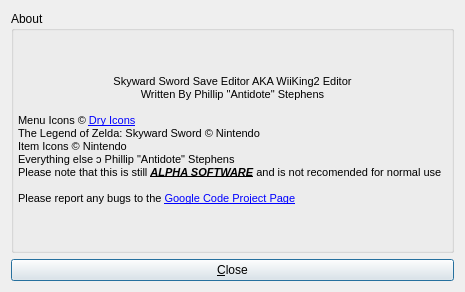
Old version of the form save editor/SS_SaveEditor/forms/aboutdialog.ui in the repository Antidote/skyward-sword-save-editor.
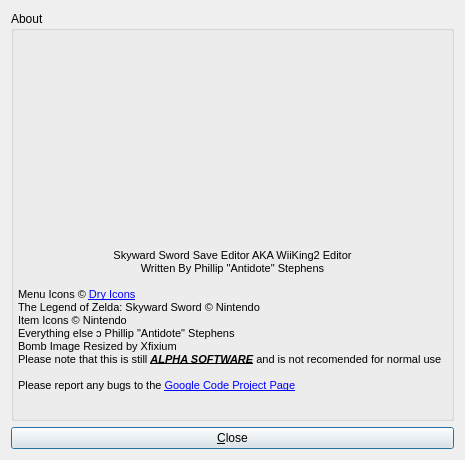
New version of the form. Icons and pictures are not drawn.

Commit message: * Refactored Get/SetTrainingSword into Get/SetSword and added the rest of the swords * Started work on GetWeapon which will replace the current ones * Redid some GUI related things and fixed the bug net (was really the Big Bugnet, how I missed this is a mystery)

Diff of the .ui file:
```diff
--- a/save editor/SS_SaveEditor/forms/aboutdialog.ui
+++ b/save editor/SS_SaveEditor/forms/aboutdialog.ui
@@ -7,7 +7,7 @@
     <x>0</x>
     <y>0</y>
     <width>465</width>
-    <height>292</height>
+    <height>460</height>
    </rect>
   </property>
   <property name="windowTitle">
@@ -26,23 +26,34 @@
       <property name="margin">
        <number>4</number>
       </property>
+      <item>
+       <widget class="QLabel" name="label_2">
+        <property name="pixmap">
+         <pixmap resource="../resources/resources.qrc">:/icons/Bomb256x256</pixmap>
+        </property>
+        <property name="alignment">
+         <set>Qt::AlignCenter</set>
+        </property>
+       </widget>
+      </item>
       <item>
        <widget class="QLabel" name="label">
         <property name="text">
          <string>&lt;!DOCTYPE HTML PUBLIC &quot;-//W3C//DTD HTML 4.0//EN&quot; &quot;http://www.w3.org/TR/REC-html40/strict.dtd&quot;&gt;
 &lt;html&gt;&lt;head&gt;&lt;meta name=&quot;qrichtext&quot; content=&quot;1&quot; /&gt;&lt;style type=&quot;text/css&quot;&gt;
 p, li { white-space: pre-wrap; }
-&lt;/style&gt;&lt;/head&gt;&lt;body style=&quot; font-family:'Ubuntu'; font-size:11pt; font-weight:400; font-style:normal;&quot;&gt;
-&lt;p align=&quot;center&quot; style=&quot; margin-top:0px; margin-bottom:0px; margin-left:0px; margin-right:0px; -qt-block-indent:0; text-indent:0px;&quot;&gt;&lt;span style=&quot; font-family:'MS Shell Dlg 2'; font-size:8pt;&quot;&gt;Skyward Sword Save Editor AKA WiiKing2 Editor&lt;/span&gt;&lt;/p&gt;
-&lt;p align=&quot;center&quot; style=&quot; margin-top:0px; margin-bottom:0px; margin-left:0px; margin-right:0px; -qt-block-indent:0; text-indent:0px;&quot;&gt;&lt;span style=&quot; font-family:'MS Shell Dlg 2'; font-size:8pt;&quot;&gt;Written By Phillip &amp;quot;Antidote&amp;quot; Stephens&lt;/span&gt;&lt;/p&gt;
-&lt;p style=&quot;-qt-paragraph-type:empty; margin-top:0px; margin-bottom:0px; margin-left:0px; margin-right:0px; -qt-block-indent:0; text-indent:0px; font-family:'MS Shell Dlg 2'; font-size:8pt;&quot;&gt;&lt;/p&gt;
-&lt;p style=&quot; margin-top:0px; margin-bottom:0px; margin-left:0px; margin-right:0px; -qt-block-indent:0; text-indent:0px;&quot;&gt;&lt;span style=&quot; font-family:'MS Shell Dlg 2'; font-size:8pt;&quot;&gt;Menu Icons © &lt;/span&gt;&lt;a href=&quot;http://dryicons.com/free-icons/preview/symbolize-icons-set/&quot;&gt;&lt;span style=&quot; font-family:'MS Shell Dlg 2'; font-size:8pt; text-decoration: underline; color:#0000ff;&quot;&gt;Dry Icons&lt;/span&gt;&lt;/a&gt;&lt;/p&gt;
-&lt;p style=&quot; margin-top:0px; margin-bottom:0px; margin-left:0px; margin-right:0px; -qt-block-indent:0; text-indent:0px;&quot;&gt;&lt;span style=&quot; font-family:'MS Shell Dlg 2'; font-size:8pt;&quot;&gt;The Legend of Zelda: Skyward Sword © Nintendo&lt;/span&gt;&lt;/p&gt;
-&lt;p style=&quot; margin-top:0px; margin-bottom:0px; margin-left:0px; margin-right:0px; -qt-block-indent:0; text-indent:0px;&quot;&gt;&lt;span style=&quot; font-family:'MS Shell Dlg 2'; font-size:8pt;&quot;&gt;Item Icons © Nintendo&lt;/span&gt;&lt;/p&gt;
-&lt;p style=&quot; margin-top:0px; margin-bottom:0px; margin-left:0px; margin-right:0px; -qt-block-indent:0; text-indent:0px;&quot;&gt;&lt;span style=&quot; font-family:'MS Shell Dlg 2'; font-size:8pt;&quot;&gt;Everything else ↄ Phillip &amp;quot;Antidote&amp;quot; Stephens&lt;/span&gt;&lt;/p&gt;
-&lt;p style=&quot; margin-top:0px; margin-bottom:0px; margin-left:0px; margin-right:0px; -qt-block-indent:0; text-indent:0px;&quot;&gt;&lt;span style=&quot; font-family:'MS Shell Dlg 2'; font-size:8pt;&quot;&gt;Please note that this is still &lt;/span&gt;&lt;span style=&quot; font-family:'MS Shell Dlg 2'; font-size:8pt; font-weight:600; font-style:italic; text-decoration: underline;&quot;&gt;ALPHA SOFTWARE&lt;/span&gt;&lt;span style=&quot; font-family:'MS Shell Dlg 2'; font-size:8pt;&quot;&gt; and is not recomended for normal use&lt;/span&gt;&lt;/p&gt;
-&lt;p style=&quot;-qt-paragraph-type:empty; margin-top:0px; margin-bottom:0px; margin-left:0px; margin-right:0px; -qt-block-indent:0; text-indent:0px; font-family:'MS Shell Dlg 2'; font-size:8pt;&quot;&gt;&lt;/p&gt;
-&lt;p style=&quot; margin-top:0px; margin-bottom:0px; margin-left:0px; margin-right:0px; -qt-block-indent:0; text-indent:0px;&quot;&gt;&lt;span style=&quot; font-family:'MS Shell Dlg 2'; font-size:8pt;&quot;&gt;Please report any bugs to the &lt;/span&gt;&lt;a href=&quot;http://code.google.com/p/skyward-sword-save-editor/issues/list&quot;&gt;&lt;span style=&quot; font-size:8pt; text-decoration: underline; color:#0000ff;&quot;&gt;Google Code Project Page&lt;/span&gt;&lt;/a&gt;&lt;/p&gt;&lt;/body&gt;&lt;/html&gt;</string>
+&lt;/style&gt;&lt;/head&gt;&lt;body style=&quot; font-family:'MS Shell Dlg 2'; font-size:8.25pt; font-weight:400; font-style:normal;&quot;&gt;
+&lt;p align=&quot;center&quot; style=&quot; margin-top:0px; margin-bottom:0px; margin-left:0px; margin-right:0px; -qt-block-indent:0; text-indent:0px;&quot;&gt;&lt;span style=&quot; font-size:8pt;&quot;&gt;Skyward Sword Save Editor AKA WiiKing2 Editor&lt;/span&gt;&lt;/p&gt;
+&lt;p align=&quot;center&quot; style=&quot; margin-top:0px; margin-bottom:0px; margin-left:0px; margin-right:0px; -qt-block-indent:0; text-indent:0px;&quot;&gt;&lt;span style=&quot; font-size:8pt;&quot;&gt;Written By Phillip &amp;quot;Antidote&amp;quot; Stephens&lt;/span&gt;&lt;/p&gt;
+&lt;p style=&quot;-qt-paragraph-type:empty; margin-top:0px; margin-bottom:0px; margin-left:0px; margin-right:0px; -qt-block-indent:0; text-indent:0px; font-size:8pt;&quot;&gt;&lt;/p&gt;
+&lt;p style=&quot; margin-top:0px; margin-bottom:0px; margin-left:0px; margin-right:0px; -qt-block-indent:0; text-indent:0px;&quot;&gt;&lt;span style=&quot; font-size:8pt;&quot;&gt;Menu Icons © &lt;/span&gt;&lt;a href=&quot;http://dryicons.com/free-icons/preview/symbolize-icons-set/&quot;&gt;&lt;span style=&quot; font-size:8pt; text-decoration: underline; color:#0000ff;&quot;&gt;Dry Icons&lt;/span&gt;&lt;/a&gt;&lt;/p&gt;
+&lt;p style=&quot; margin-top:0px; margin-bottom:0px; margin-left:0px; margin-right:0px; -qt-block-indent:0; text-indent:0px;&quot;&gt;&lt;span style=&quot; font-size:8pt;&quot;&gt;The Legend of Zelda: Skyward Sword © Nintendo&lt;/span&gt;&lt;/p&gt;
+&lt;p style=&quot; margin-top:0px; margin-bottom:0px; margin-left:0px; margin-right:0px; -qt-block-indent:0; text-indent:0px;&quot;&gt;&lt;span style=&quot; font-size:8pt;&quot;&gt;Item Icons © Nintendo&lt;/span&gt;&lt;/p&gt;
+&lt;p style=&quot; margin-top:0px; margin-bottom:0px; margin-left:0px; margin-right:0px; -qt-block-indent:0; text-indent:0px;&quot;&gt;&lt;span style=&quot; font-size:8pt;&quot;&gt;Everything else ↄ Phillip &amp;quot;Antidote&amp;quot; Stephens&lt;/span&gt;&lt;/p&gt;
+&lt;p style=&quot; margin-top:0px; margin-bottom:0px; margin-left:0px; margin-right:0px; -qt-block-indent:0; text-indent:0px;&quot;&gt;&lt;span style=&quot; font-size:8pt;&quot;&gt;Bomb Image Resized by Xfixium&lt;/span&gt;&lt;/p&gt;
+&lt;p style=&quot; margin-top:0px; margin-bottom:0px; margin-left:0px; margin-right:0px; -qt-block-indent:0; text-indent:0px;&quot;&gt;&lt;span style=&quot; font-size:8pt;&quot;&gt;Please note that this is still &lt;/span&gt;&lt;span style=&quot; font-size:8pt; font-weight:600; font-style:italic; text-decoration: underline;&quot;&gt;ALPHA SOFTWARE&lt;/span&gt;&lt;span style=&quot; font-size:8pt;&quot;&gt; and is not recomended for normal use&lt;/span&gt;&lt;/p&gt;
+&lt;p style=&quot;-qt-paragraph-type:empty; margin-top:0px; margin-bottom:0px; margin-left:0px; margin-right:0px; -qt-block-indent:0; text-indent:0px; font-size:8pt;&quot;&gt;&lt;/p&gt;
+&lt;p style=&quot; margin-top:0px; margin-bottom:0px; margin-left:0px; margin-right:0px; -qt-block-indent:0; text-indent:0px;&quot;&gt;&lt;span style=&quot; font-size:8pt;&quot;&gt;Please report any bugs to the &lt;/span&gt;&lt;a href=&quot;http://code.google.com/p/skyward-sword-save-editor/issues/list&quot;&gt;&lt;span style=&quot; font-family:'Ubuntu'; font-size:8pt; text-decoration: underline; color:#0000ff;&quot;&gt;Google Code Project Page&lt;/span&gt;&lt;/a&gt;&lt;/p&gt;&lt;/body&gt;&lt;/html&gt;</string>
         </property>
         <property name="wordWrap">
          <bool>true</bool>
```
Left out of the diff: 4 changed lines with no effect on the pictures. The commit also changes 8 other files.
